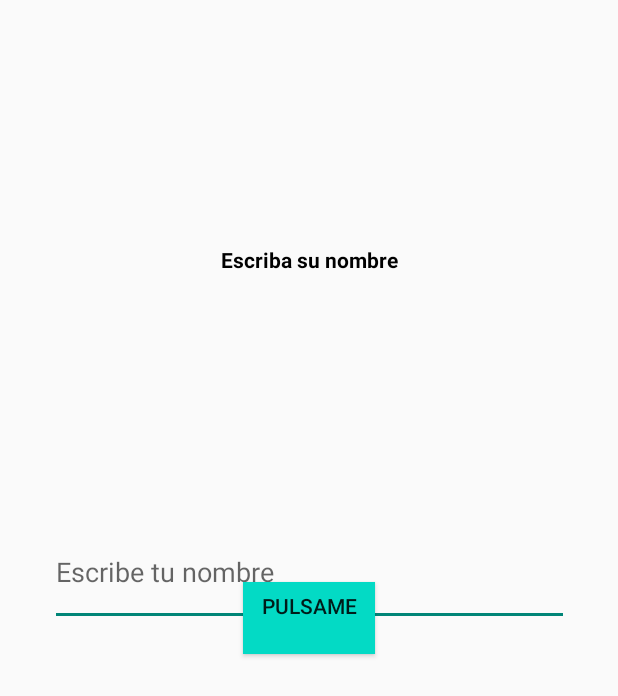
After one commit to IDGS-903-22001447/IntroKotlin, an Android app built with Jetpack Compose: the saludoActivity screen opened directly, with no data from a screen before it, on a phone screen of 412 x 824 dp. The commit adds this screen. Shown: the top 696 px of the screen. Run offline under Robolectric (Android 15) with nearby library versions, the phone set to English and light mode, and no system bars.

Commit message:
constraint layout

```diff
--- a/app/build.gradle.kts
+++ b/app/build.gradle.kts
@@ -49,6 +49,10 @@ dependencies {
     implementation(libs.androidx.ui.graphics)
     implementation(libs.androidx.ui.tooling.preview)
     implementation(libs.androidx.material3)
+    implementation(libs.androidx.appcompat)
+    implementation(libs.material)
+    implementation(libs.androidx.activity)
+    implementation(libs.androidx.constraintlayout)
     testImplementation(libs.junit)
     androidTestImplementation(libs.androidx.junit)
     androidTestImplementation(libs.androidx.espresso.core)
--- /dev/null
+++ b/app/src/main/java/com/paulina/introkotlin903/practica1/saludoActivity.kt
@@ -0,0 +1,21 @@
+package com.paulina.introkotlin903.practica1
+
+import android.os.Bundle
+import androidx.activity.enableEdgeToEdge
+import androidx.appcompat.app.AppCompatActivity
+import androidx.core.view.ViewCompat
+import androidx.core.view.WindowInsetsCompat
+import com.paulina.introkotlin903.R
+
+class saludoActivity : AppCompatActivity() {
+    override fun onCreate(savedInstanceState: Bundle?) {
+        super.onCreate(savedInstanceState)
+        enableEdgeToEdge()
+        setContentView(R.layout.activity_saludo)
+        ViewCompat.setOnApplyWindowInsetsListener(findViewById(R.id.main)) { v, insets ->
+            val systemBars = insets.getInsets(WindowInsetsCompat.Type.systemBars())
+            v.setPadding(systemBars.left, systemBars.top, systemBars.right, systemBars.bottom)
+            insets
+        }
+    }
+}
--- /dev/null
+++ b/app/src/main/res/layout/activity_saludo.xml
@@ -0,0 +1,50 @@
+<?xml version="1.0" encoding="utf-8"?>
+<androidx.constraintlayout.widget.ConstraintLayout xmlns:android="http://schemas.android.com/apk/res/android"
+    xmlns:app="http://schemas.android.com/apk/res-auto"
+    xmlns:tools="http://schemas.android.com/tools"
+    android:id="@+id/main"
+    android:layout_width="match_parent"
+    android:orientation="vertical"
+    android:layout_height="match_parent"
+    tools:context=".practica1.saludoActivity">
+
+    <androidx.appcompat.widget.AppCompatEditText
+        android:id="@+id/edit_name"
+        android:layout_width="346dp"
+        android:layout_height="71dp"
+        android:layout_marginBottom="32dp"
+        android:maxLines="1"
+        android:singleLine="true"
+        android:hint="@string/escribe_tu_nombre"
+        app:layout_constraintBaseline_toTopOf="@id/button"
+        app:layout_constraintEnd_toEndOf="parent"
+        app:layout_constraintStart_toStartOf="parent"
+        />
+
+    <androidx.appcompat.widget.AppCompatButton
+        android:id="@+id/button"
+        android:layout_width="wrap_content"
+        android:layout_height="wrap_content"
+        android:background="@color/teal_200"
+        android:text="@string/pulsame"
+        app:layout_constraintBottom_toBottomOf="parent"
+        app:layout_constraintEnd_toEndOf="parent"
+        app:layout_constraintStart_toStartOf="parent"
+        app:layout_constraintTop_toTopOf="parent"
+
+        />
+
+    <TextView
+        android:id="@+id/textView"
+        android:layout_width="wrap_content"
+        android:layout_height="wrap_content"
+        android:text="Escriba su nombre"
+        android:textColor="@color/black"
+        android:textStyle="bold"
+        app:layout_constraintBottom_toTopOf="@id/edit_name"
+        app:layout_constraintEnd_toEndOf="parent"
+        app:layout_constraintStart_toStartOf="parent"
+        app:layout_constraintTop_toTopOf="parent"
+        />
+
+</androidx.constraintlayout.widget.ConstraintLayout>
--- a/app/src/main/res/values/strings.xml
+++ b/app/src/main/res/values/strings.xml
@@ -1,3 +1,6 @@
 <resources>
     <string name="app_name">IntroKotlin903</string>
+    <string name="hola_mundo">Hola Mundo</string>
+    <string name="escribe_tu_nombre">Escribe tu nombre</string>
+    <string name="pulsame">pulsame\n</string>
 </resources>
--- a/app/src/main/res/values/themes.xml
+++ b/app/src/main/res/values/themes.xml
@@ -1,5 +1,4 @@
 <?xml version="1.0" encoding="utf-8"?>
 <resources>
-
-    <style name="Theme.IntroKotlin903" parent="android:Theme.Material.Light.NoActionBar" />
+    <style name="Theme.IntroKotlin903" parent="Theme.AppCompat.Light.NoActionBar" />
 </resources>
```
Also changed, not shown: app/src/main/AndroidManifest.xml (+12 -0 lines), app/src/main/java/com/paulina/introkotlin903/practica1/Resultado.kt (added, +21 -0 lines), app/src/main/java/com/paulina/introkotlin903/temasKotlin/Tema7Clases.kt (added, +21 -0 lines), app/src/main/java/com/paulina/introkotlin903/temasKotlin/tema6-funciones.kt (added, +17 -0 lines), app/src/main/res/layout/activity_resultado.xml (added, +21 -0 lines), gradle/libs.versions.toml (+8 -0 lines).
